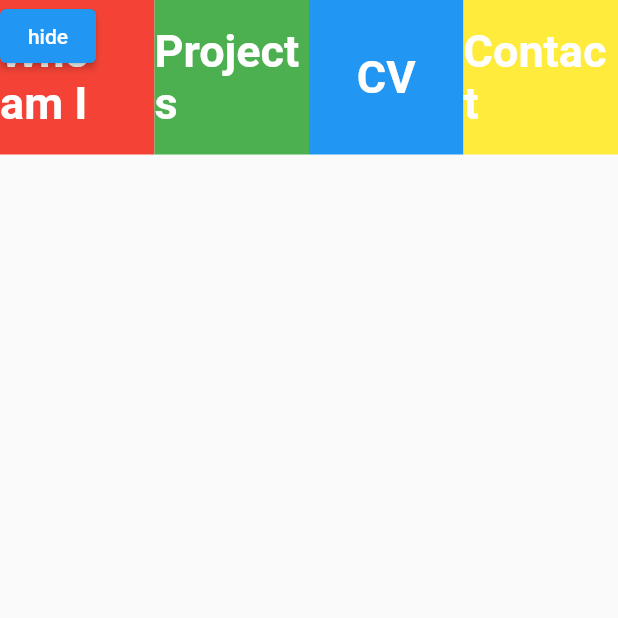
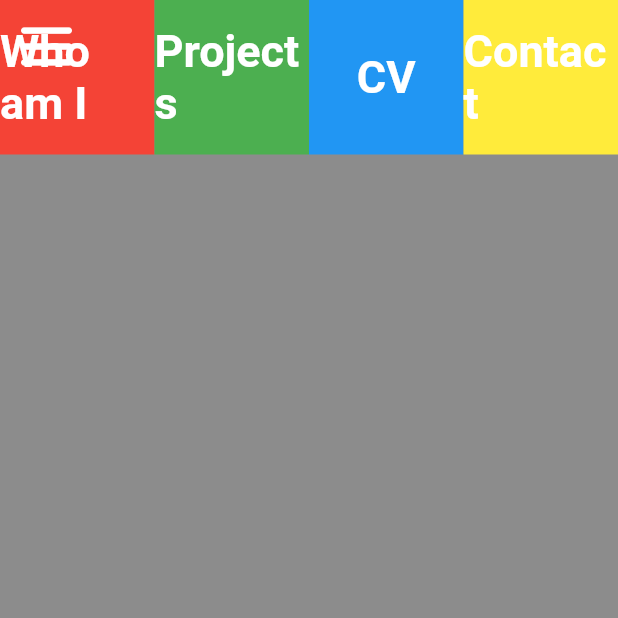
Before and after one commit to hbock-42/portfolio, a Flutter app: the screen it shows after launch, on a phone screen of 412 x 824 dp, the top half of it. Run offline on Flutter 3.47's test engine with Material 2 defaults, Android fonts, the phone set to English and light mode, and no system bars; our stand-ins replace flutter_hooks.

Commit message:
menu button and last hovered stay above

```diff
--- a/portfolio_app/lib/app_widget.dart
+++ b/portfolio_app/lib/app_widget.dart
@@ -9,10 +9,7 @@ class AppWidget extends StatelessWidget {
     return MaterialApp(
       debugShowCheckedModeBanner: false,
       title: 'Hugo\'portfolio',
-      home: Container(
-        color: Colors.grey,
-        child: Material(child: Home()),
-      ),
+      home: Material(color: Colors.black45, child: Home()),
       color: Colors.grey,
       theme: AppTheme.themeData,
     );
--- a/portfolio_app/lib/presentation/views/home/home.dart
+++ b/portfolio_app/lib/presentation/views/home/home.dart
@@ -1,6 +1,7 @@
 import 'package:flutter/material.dart';
 import 'package:flutter_hooks/flutter_hooks.dart';
 import 'package:portfolio_app/presentation/theme/app_theme.dart';
+import 'package:portfolio_app/resources/resources.dart';
 
 import '../menu_bar/menu_bar.dart';
 import '../menu_bar/menu_item.dart';
@@ -47,9 +48,22 @@ class Home extends HookWidget {
             ),
           ],
         ),
-        ElevatedButton(
-          onPressed: () => hideMenu.value = !hideMenu.value,
-          child: Text(hideMenu.value ? 'show' : 'hide'),
+        Positioned(
+          width: 50,
+          height: 50,
+          top: 6,
+          left: 6,
+          child: IconButton(
+            hoverColor: Colors.transparent,
+            focusColor: Colors.transparent,
+            highlightColor: Colors.transparent,
+            splashColor: Colors.transparent,
+            onPressed: () => hideMenu.value = !hideMenu.value,
+            icon: Image(
+              image: AssetImage(Images.menu),
+              color: Colors.white,
+            ),
+          ),
         ),
       ],
     );
--- a/portfolio_app/lib/presentation/views/menu_bar/menu_bar.dart
+++ b/portfolio_app/lib/presentation/views/menu_bar/menu_bar.dart
@@ -23,6 +23,14 @@ class Menu extends StatefulWidget {
 
 class _MenuState extends State<Menu> {
   int _indexCurrentHovered;
+  void set indexCurrentHovered(int value) {
+    _indexCurrentHovered = value;
+    if (value != null) {
+      _indexLastHover = value;
+    }
+  }
+
+  int _indexLastHover;
 
   @override
   Widget build(BuildContext context) {
@@ -39,7 +47,9 @@ class _MenuState extends State<Menu> {
         duration: Duration(milliseconds: 400),
         curve: Curves.easeOutCubic,
         child: Stack(
-          children: _getMenuItems(constraints),
+          children: <Widget>[
+            ..._getMenuItems(constraints),
+          ],
         ),
       );
     });
@@ -72,16 +82,16 @@ class _MenuState extends State<Menu> {
         child: _ElevatedReactiveButton(
           i: i,
           indexCurrentHovered: _indexCurrentHovered,
-          onEnter: (_) => setState(() => _indexCurrentHovered = i),
-          onExit: (_) => setState(() => _indexCurrentHovered = null),
+          onEnter: (_) => setState(() => indexCurrentHovered = i),
+          onExit: (_) => setState(() => indexCurrentHovered = null),
           child: widget.menuItems[i],
         ),
       );
       positionedItems.add(positionedItem);
     }
-    if (_indexCurrentHovered != null) {
-      Widget currentHovered = positionedItems[_indexCurrentHovered];
-      positionedItems.removeAt(_indexCurrentHovered);
+    if (_indexLastHover != null) {
+      Widget currentHovered = positionedItems[_indexLastHover];
+      positionedItems.removeAt(_indexLastHover);
       positionedItems.add(currentHovered);
     }
 
--- /dev/null
+++ b/portfolio_app/lib/resources/images.dart
@@ -0,0 +1,7 @@
+part of 'resources.dart';
+
+class Images {
+  Images._();
+
+  static const String menu = 'assets/images/menu.png';
+}
--- /dev/null
+++ b/portfolio_app/lib/resources/resources.dart
@@ -0,0 +1 @@
+part 'images.dart';
```
Also changed, not shown: portfolio_app/pubspec.yaml (+3 -10 lines), portfolio_app/spider.yaml (added, +25 -0 lines), portfolio_app/assets/images/menu.png (added), 1 other file.
